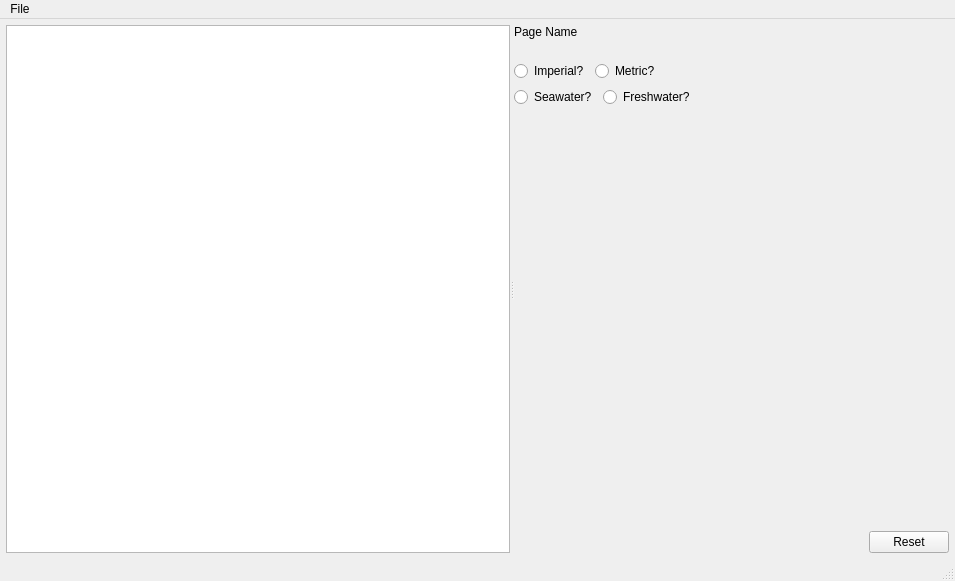
Qt form MainWindow/MainWindow.ui (towel42-com/SCUBA-Calculator) before a commit.
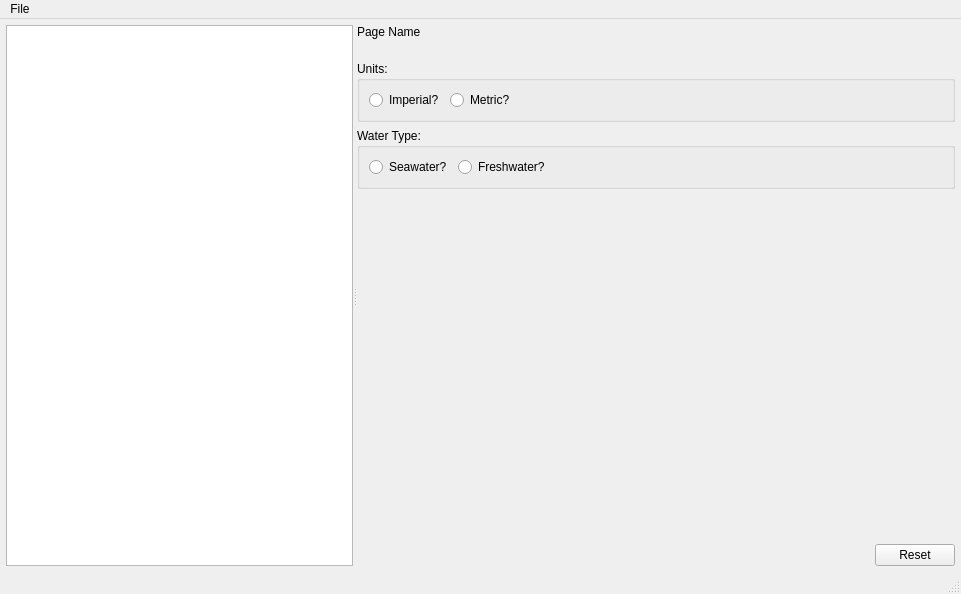
The same form after that commit. Custom widgets are drawn as their Qt base class.

Commit message: Properly cache formulas

What changed in the file:
```diff
--- a/MainWindow/MainWindow.ui
+++ b/MainWindow/MainWindow.ui
@@ -6,8 +6,8 @@
    <rect>
     <x>0</x>
     <y>0</y>
-    <width>955</width>
-    <height>581</height>
+    <width>961</width>
+    <height>594</height>
    </rect>
   </property>
   <property name="windowTitle">
@@ -44,47 +44,6 @@
       </widget>
       <widget class="QWidget" name="layoutWidget">
        <layout class="QGridLayout" name="gridLayout">
-        <item row="2" column="0">
-         <layout class="QHBoxLayout" name="unitLayout">
-          <item>
-           <widget class="QRadioButton" name="imperial">
-            <property name="text">
-             <string>Imperial?</string>
-            </property>
-           </widget>
-          </item>
-          <item>
-           <widget class="QRadioButton" name="metric">
-            <property name="text">
-             <string>Metric?</string>
-            </property>
-           </widget>
-          </item>
-          <item>
-           <spacer name="horizontalSpacer">
-            <property name="orientation">
-             <enum>Qt::Orientation::Horizontal</enum>
-            </property>
-            <property name="sizeHint" stdset="0">
-             <size>
-              <width>40</width>
-              <height>20</height>
-             </size>
-            </property>
-           </spacer>
-          </item>
-         </layout>
-        </item>
-        <item row="1" column="0">
-         <widget class="NTowel42::CMathJaxWidget" name="baseFormulaWidget" native="true">
-          <property name="minimumSize">
-           <size>
-            <width>0</width>
-            <height>10</height>
-           </size>
-          </property>
-         </widget>
-        </item>
         <item row="0" column="0">
          <widget class="QLabel" name="pageName">
           <property name="text">
@@ -133,18 +92,25 @@
           </item>
          </layout>
         </item>
-        <item row="6" column="0">
-         <widget class="NTowel42::CMathJaxWidget" name="currFormulaValueWidget" native="true">
-          <property name="minimumSize">
-           <size>
-            <width>0</width>
-            <height>10</height>
-           </size>
+        <item row="4" column="0">
+         <widget class="QStackedWidget" name="stackedWidget">
+          <property name="sizePolicy">
+           <sizepolicy hsizetype="Preferred" vsizetype="MinimumExpanding">
+            <horstretch>0</horstretch>
+            <verstretch>0</verstretch>
+           </sizepolicy>
+          </property>
+          <property name="currentIndex">
+           <number>-1</number>
           </property>
          </widget>
         </item>
         <item row="3" column="0">
-         <layout class="QHBoxLayout" name="horizontalLayout">
+         <widget class="QGroupBox" name="waterGroupBox">
+          <property name="title">
+           <string>Water Type:</string>
+          </property>
+          <layout class="QHBoxLayout" name="horizontalLayout_4">
           <item>
            <widget class="QRadioButton" name="seaWater">
             <property name="text">
@@ -160,32 +126,76 @@
            </widget>
           </item>
           <item>
-           <spacer name="horizontalSpacer_2">
+            <spacer name="waterSpacer">
             <property name="orientation">
              <enum>Qt::Orientation::Horizontal</enum>
             </property>
             <property name="sizeHint" stdset="0">
              <size>
-              <width>40</width>
+               <width>236</width>
               <height>20</height>
              </size>
             </property>
            </spacer>
           </item>
          </layout>
+         </widget>
         </item>
-        <item row="7" column="0">
-         <spacer name="verticalSpacer">
+        <item row="6" column="0">
+         <widget class="NTowel42::CMathJaxWidget" name="currFormulaValueWidget" native="true">
+          <property name="minimumSize">
+           <size>
+            <width>0</width>
+            <height>10</height>
+           </size>
+          </property>
+         </widget>
+        </item>
+        <item row="1" column="0">
+         <widget class="NTowel42::CMathJaxWidget" name="baseFormulaWidget" native="true">
+          <property name="minimumSize">
+           <size>
+            <width>0</width>
+            <height>10</height>
+           </size>
+          </property>
+         </widget>
+        </item>
+        <item row="2" column="0">
+         <widget class="QGroupBox" name="unitGroupBox">
+          <property name="title">
+           <string>Units:</string>
+          </property>
+          <layout class="QHBoxLayout" name="horizontalLayout_3">
+           <item>
+            <widget class="QRadioButton" name="imperial">
+             <property name="text">
+              <string>Imperial?</string>
+             </property>
+            </widget>
+           </item>
+           <item>
+            <widget class="QRadioButton" name="metric">
+             <property name="text">
+              <string>Metric?</string>
+             </property>
+            </widget>
+           </item>
+           <item>
+            <spacer name="unitSpacer">
           <property name="orientation">
-           <enum>Qt::Orientation::Vertical</enum>
+              <enum>Qt::Orientation::Horizontal</enum>
           </property>
           <property name="sizeHint" stdset="0">
            <size>
-            <width>20</width>
-            <height>40</height>
+               <width>264</width>
+               <height>20</height>
            </size>
           </property>
          </spacer>
+           </item>
+          </layout>
+         </widget>
         </item>
        </layout>
       </widget>
@@ -198,7 +208,7 @@
     <rect>
      <x>0</x>
      <y>0</y>
-     <width>955</width>
+     <width>961</width>
      <height>33</height>
     </rect>
    </property>
```
Left out of the diff: 24 changed lines with no effect on the pictures. Lines whose indentation alone changed are shown as unchanged. The commit also changes 2 other files.
